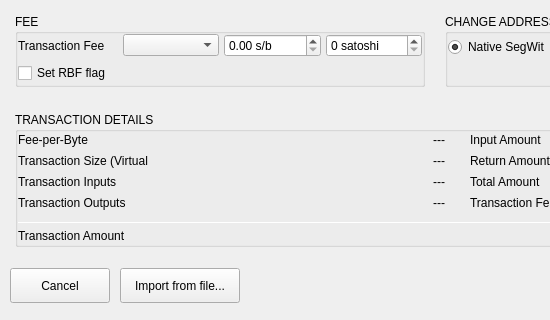
First picture: the form in BlockSettleUILib/CreateTransactionDialogAdvanced.ui, repository BlockSettle/terminal, before the edit; both pictures show x 0 to 550 and y 352 to 672 of the 920 by 672 pixel window.
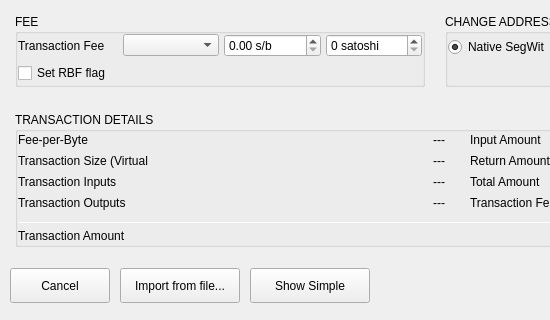
Second picture: the form after the edit.

Commit message: BST-2619 to simple from advanced

What changed in the file:
```diff
--- a/BlockSettleUILib/CreateTransactionDialogAdvanced.ui
+++ b/BlockSettleUILib/CreateTransactionDialogAdvanced.ui
@@ -2408,6 +2408,25 @@
         </property>
        </widget>
       </item>
+      <item>
+       <widget class="QPushButton" name="pushButtonShowSimple">
+        <property name="minimumSize">
+         <size>
+          <width>120</width>
+          <height>35</height>
+         </size>
+        </property>
+        <property name="text">
+         <string>Show Simple</string>
+        </property>
+        <property name="autoDefault">
+         <bool>false</bool>
+        </property>
+        <property name="flat">
+         <bool>false</bool>
+        </property>
+       </widget>
+      </item>
       <item>
        <spacer name="horizontalSpacer">
         <property name="orientation">
```
The commit also changes 8 other files.
